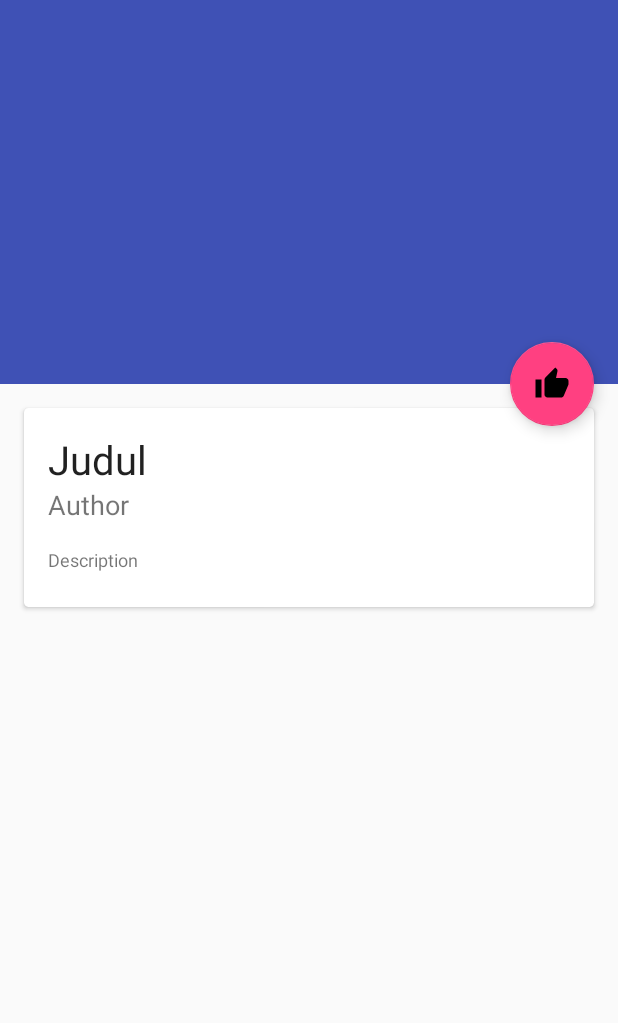
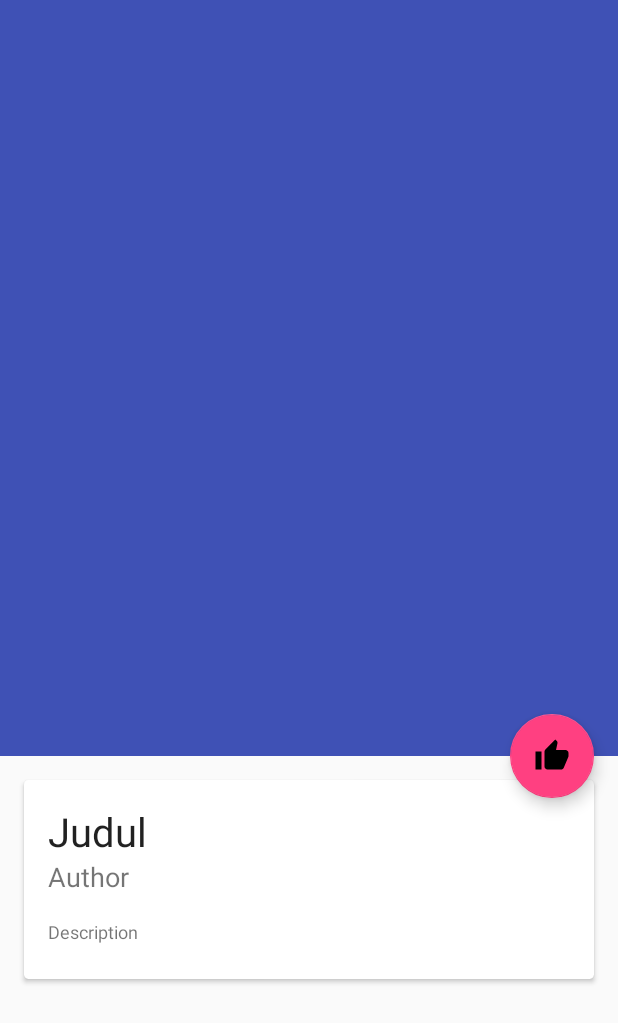
Before and after one commit to jayanacitra99/The-Movies-App, an Android app: the DetailActivity screen opened directly, with no data from a screen before it, on a phone screen of 412 x 824 dp. Shown: the top 1023 px of the screen. Run offline under Robolectric (Android 15) with nearby library versions, the phone set to English and light mode, and no system bars; our stand-ins replace Volley; network calls fail; pictures from the network do not load; 1 statement that could not run was skipped.

Commit message:
View Activity Detail Update

```diff
--- a/app/src/main/res/layout/activity_detail.xml
+++ b/app/src/main/res/layout/activity_detail.xml
@@ -11,7 +11,7 @@
     <android.support.design.widget.AppBarLayout
         android:id="@+id/app_bar"
         android:layout_width="match_parent"
-        android:layout_height="256dp"
+        android:layout_height="504dp"
         android:fitsSystemWindows="true"
         android:theme="@style/AppTheme.AppBarOverlay">
 
@@ -34,14 +34,16 @@
             <android.support.v7.widget.Toolbar
                 android:id="@+id/toolbar"
                 android:layout_width="match_parent"
-                android:layout_height="?attr/actionBarSize"
+                android:layout_height="53dp"
                 app:layout_collapseMode="pin"
                 app:popupTheme="@style/AppTheme.PopupOverlay" />
 
         </android.support.design.widget.CollapsingToolbarLayout>
     </android.support.design.widget.AppBarLayout>
 
-    <include layout="@layout/content_detail" />
+    <include
+        layout="@layout/content_detail"
+        android:layout_height="397dp" />
 
     <android.support.design.widget.FloatingActionButton
         android:id="@+id/fab"
```
